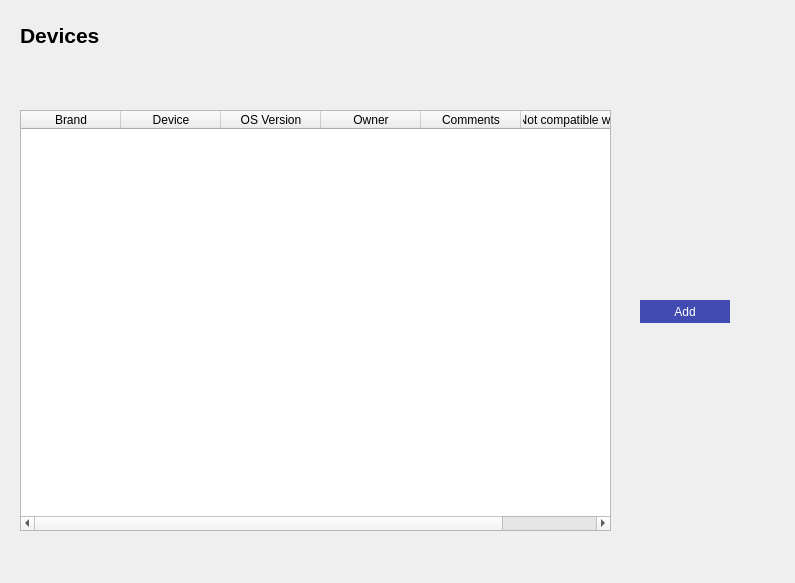
Above: devices.ui from fedulovs/InventoryUI before the change. Below: the same form after it.
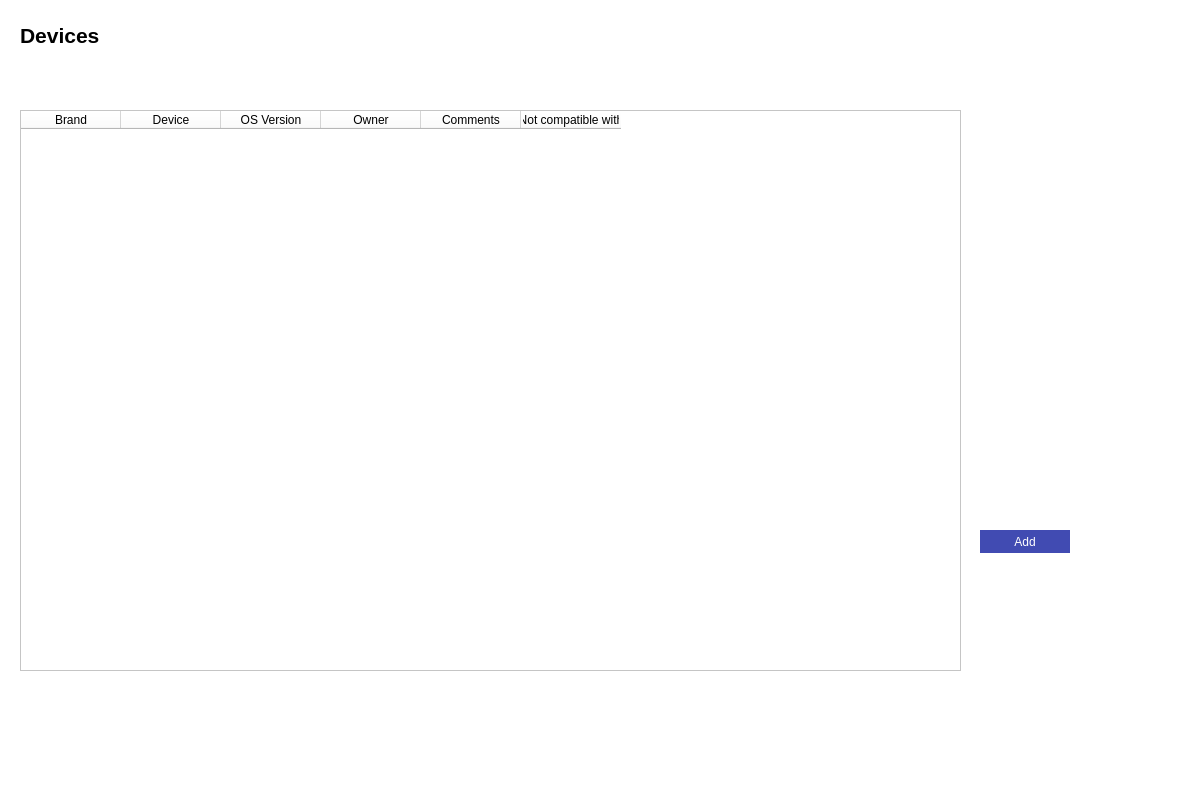
That is the form after the change.

Commit message: Add login screen

The edit to the form file:
```diff
--- a/devices.ui
+++ b/devices.ui
@@ -6,20 +6,32 @@
    <rect>
     <x>0</x>
     <y>0</y>
-    <width>795</width>
-    <height>583</height>
+    <width>1200</width>
+    <height>800</height>
    </rect>
   </property>
   <property name="windowTitle">
    <string>Dialog</string>
   </property>
+  <widget class="QWidget" name="widget" native="true">
+   <property name="geometry">
+    <rect>
+     <x>0</x>
+     <y>0</y>
+     <width>1200</width>
+     <height>800</height>
+    </rect>
+   </property>
+   <property name="styleSheet">
+    <string notr="true">background-color: #FFFFFF</string>
+   </property>
   <widget class="QTableWidget" name="tableWidget">
    <property name="geometry">
     <rect>
      <x>20</x>
      <y>110</y>
-     <width>591</width>
-     <height>421</height>
+      <width>941</width>
+      <height>561</height>
     </rect>
    </property>
    <column>
@@ -53,7 +65,23 @@
     </property>
    </column>
   </widget>
-  <widget class="QLabel" name="Title_2">
+   <widget class="QPushButton" name="add_device_button">
+    <property name="geometry">
+     <rect>
+      <x>980</x>
+      <y>530</y>
+      <width>90</width>
+      <height>23</height>
+     </rect>
+    </property>
+    <property name="styleSheet">
+     <string notr="true">border-radius : 50; border: 2 px solid black; background-color : #414BB2; color: white</string>
+    </property>
+    <property name="text">
+     <string>Add</string>
+    </property>
+   </widget>
+   <widget class="QLabel" name="title">
    <property name="geometry">
     <rect>
      <x>20</x>
@@ -73,21 +101,6 @@
     <string>Devices</string>
    </property>
   </widget>
-  <widget class="QPushButton" name="addDevice">
-   <property name="geometry">
-    <rect>
-     <x>640</x>
-     <y>300</y>
-     <width>90</width>
-     <height>23</height>
-    </rect>
-   </property>
-   <property name="styleSheet">
-    <string notr="true">border-radius : 50; border: 2 px solid black; background-color : #414BB2; color: white</string>
-   </property>
-   <property name="text">
-    <string>Add</string>
-   </property>
   </widget>
  </widget>
  <resources/>
```
Lines whose indentation alone changed are shown as unchanged. The commit also changes 6 other files.
